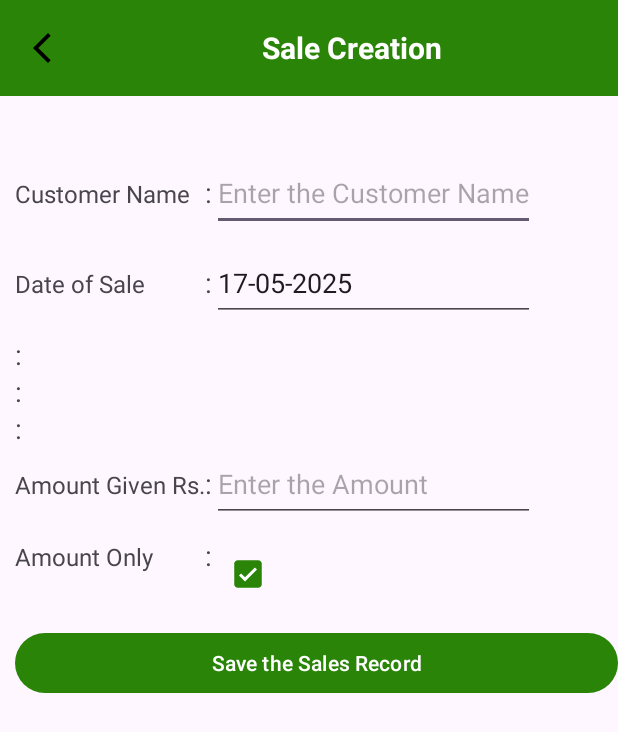
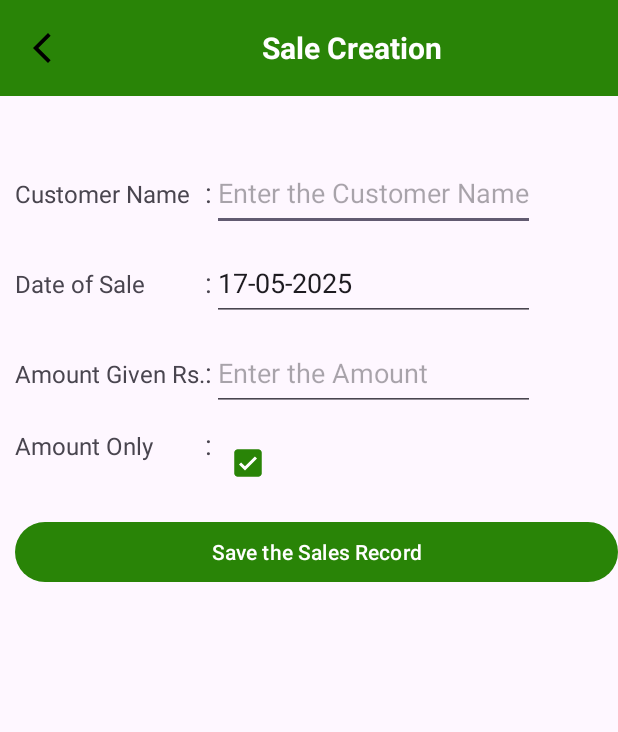
Before and after one commit to tharun13976/StockManagement, an Android app: the SaleCreate screen opened directly, with no data from a screen before it, after a tap on an icon or button, on a phone screen of 412 x 824 dp. Shown: the top 732 px of the screen. Run offline under Robolectric (Android 15) with nearby library versions, the phone set to English and light mode, and no system bars; our stand-ins replace Room's generated code.

Commit message:
Second step

```diff
--- a/app/src/main/AndroidManifest.xml
+++ b/app/src/main/AndroidManifest.xml
@@ -8,7 +8,8 @@
     <uses-permission
         android:name="android.permission.WRITE_EXTERNAL_STORAGE"
         android:maxSdkVersion="28" />
-
+    <uses-permission android:name="android.permission.MANAGE_EXTERNAL_STORAGE"
+        tools:ignore="ScopedStorage" />
     <application
         android:allowBackup="true"
         android:dataExtractionRules="@xml/data_extraction_rules"
--- /dev/null
+++ b/app/src/main/java/com/example/stockmanagement/CustomFilterArrayAdapter.kt
@@ -0,0 +1,49 @@
+package com.example.stockmanagement
+
+import android.content.Context
+import android.widget.ArrayAdapter
+import android.widget.Filter
+
+class CustomFilterArrayAdapter(
+    context: Context,
+    private val allItems: List<String>
+) : ArrayAdapter<String>(context, android.R.layout.simple_dropdown_item_1line, ArrayList()) {
+
+    private val filteredItems = ArrayList<String>()
+
+    override fun getCount(): Int = filteredItems.size
+
+    override fun getItem(position: Int): String? = filteredItems[position]
+
+    override fun getFilter(): Filter {
+        return object : Filter() {
+            override fun performFiltering(constraint: CharSequence?): FilterResults {
+                val filterResults = FilterResults()
+                filteredItems.clear()
+
+                if (constraint != null) {
+                    val filterPattern = constraint.toString().lowercase().trim()
+                    for (item in allItems) {
+                        if (item.lowercase().contains(filterPattern)) {
+                            filteredItems.add(item)
+                        }
+                    }
+                } else {
+                    filteredItems.addAll(allItems)
+                }
+
+                filterResults.values = filteredItems
+                filterResults.count = filteredItems.size
+                return filterResults
+            }
+
+            override fun publishResults(constraint: CharSequence?, results: FilterResults?) {
+                notifyDataSetChanged()
+            }
+
+            override fun convertResultToString(resultValue: Any?): CharSequence {
+                return resultValue as String
+            }
+        }
+    }
+}
--- a/app/src/main/java/com/example/stockmanagement/MonthlyBackupWorker.kt
+++ b/app/src/main/java/com/example/stockmanagement/MonthlyBackupWorker.kt
@@ -19,7 +19,7 @@ class MonthlyBackupWorker(
 
         return if (dayOfMonth == 1 || dayOfMonth == 15) {
             val success = BackupHelper.performBackup(
-                applicationContext,
+                context = applicationContext,
                 checkNotificationPermission = true
             )
             if (success) {
--- a/app/src/main/java/com/example/stockmanagement/purchases/PurchaseCreate.kt
+++ b/app/src/main/java/com/example/stockmanagement/purchases/PurchaseCreate.kt
@@ -15,6 +15,7 @@ import androidx.appcompat.widget.Toolbar
 import androidx.core.view.ViewCompat
 import androidx.core.view.WindowInsetsCompat
 import androidx.lifecycle.lifecycleScope
+import com.example.stockmanagement.CustomFilterArrayAdapter
 import com.example.stockmanagement.GetListOfData
 import com.example.stockmanagement.ManagementDatabase
 import com.example.stockmanagement.R
@@ -52,8 +53,7 @@ class PurchaseCreate : AppCompatActivity() {
 
         val dataFetcher = GetListOfData(this, this)
         dataFetcher.getAllProductNames { productNames ->
-            val adapter =
-                ArrayAdapter(this, android.R.layout.simple_dropdown_item_1line, productNames)
+            val adapter = CustomFilterArrayAdapter(this, productNames)
             productname.setAdapter(adapter)
             productname.threshold = 1
         }
--- a/app/src/main/java/com/example/stockmanagement/sales/SaleCreate.kt
+++ b/app/src/main/java/com/example/stockmanagement/sales/SaleCreate.kt
@@ -20,6 +20,7 @@ import androidx.core.view.ViewCompat
 import androidx.core.view.WindowInsetsCompat
 import androidx.core.widget.doOnTextChanged
 import androidx.lifecycle.lifecycleScope
+import com.example.stockmanagement.CustomFilterArrayAdapter
 import com.example.stockmanagement.GetListOfData
 import com.example.stockmanagement.ManagementDatabase
 import com.example.stockmanagement.R
@@ -55,6 +56,9 @@ class SaleCreate : AppCompatActivity() {
         val lable1 = findViewById<TextView>(R.id.Label_1)
         val lable2 = findViewById<TextView>(R.id.Label_2)
         val lable3 = findViewById<TextView>(R.id.Label_3)
+        val lablec1 = findViewById<TextView>(R.id.Labelc_1)
+        val lablec2 = findViewById<TextView>(R.id.Labelc_2)
+        val lablec3 = findViewById<TextView>(R.id.Labelc_3)
 
 
         val dao = ManagementDatabase.getInstance(this).managementDao
@@ -71,6 +75,9 @@ class SaleCreate : AppCompatActivity() {
             lable1.visibility = if (isChecked) View.GONE else View.VISIBLE
             lable2.visibility = if (isChecked) View.GONE else View.VISIBLE
             lable3.visibility = if (isChecked) View.GONE else View.VISIBLE
+            lablec1.visibility = if (isChecked) View.GONE else View.VISIBLE
+            lablec2.visibility = if (isChecked) View.GONE else View.VISIBLE
+            lablec3.visibility = if (isChecked) View.GONE else View.VISIBLE
             if (isChecked) {
                 productname.setText("")
                 productcount.setText("")
@@ -79,13 +86,13 @@ class SaleCreate : AppCompatActivity() {
         }
 
         dataFetcher.getAllCustomerNames { names ->
-            val adapter = ArrayAdapter(this, android.R.layout.simple_dropdown_item_1line, names)
+            val adapter = CustomFilterArrayAdapter(this, names)
             customername.setAdapter(adapter)
             customername.threshold = 1
         }
 
         dataFetcher.getAllProductNames { names ->
-            val adapter = ArrayAdapter(this, android.R.layout.simple_dropdown_item_1line, names)
+            val adapter = CustomFilterArrayAdapter(this, names)
             productname.setAdapter(adapter)
             productname.threshold = 1
         }
--- a/app/src/main/java/com/example/stockmanagement/sales/SaleList.kt
+++ b/app/src/main/java/com/example/stockmanagement/sales/SaleList.kt
@@ -111,7 +111,7 @@ class SaleList : AppCompatActivity() {
                             showCustomerAmountOnlyDialog()
                         }
                         "Created Date" -> {
-
+                            showDateFilterDialog()
                         }
                     }
                 } else {
@@ -133,6 +133,7 @@ class SaleList : AppCompatActivity() {
             }
         }
     }
+
     @SuppressLint("SetTextI18n")
     private fun showCustomerNameFilterDialog() {
         val input = AutoCompleteTextView(this).apply {
--- a/app/src/main/res/layout/activity_sale_create.xml
+++ b/app/src/main/res/layout/activity_sale_create.xml
@@ -74,6 +74,7 @@
                         android:text="@string/product_name"
                         android:textSize="16sp"/>
                     <TextView
+                        android:id="@+id/Labelc_1"
                         android:text="@string/label_end"
                         android:textSize="18sp"/>
                     <AutoCompleteTextView
@@ -89,6 +90,7 @@
                         android:text="@string/sale_product_count"
                         android:textSize="16sp"/>
                     <TextView
+                        android:id="@+id/Labelc_2"
                         android:text="@string/label_end"
                         android:textSize="18sp"/>
                     <EditText
@@ -105,6 +107,7 @@
                         android:text="@string/sale_total_cost_rs"
                         android:textSize="16sp"/>
                     <TextView
+                        android:id="@+id/Labelc_3"
                         android:text="@string/label_end"
                         android:textSize="18sp"/>
                     <TextView
```
Also changed, not shown: app/src/main/java/com/example/stockmanagement/BackupHelper.kt (+16 -14 lines), app/src/main/java/com/example/stockmanagement/ManualBackuppage.kt (+6 -5 lines).
